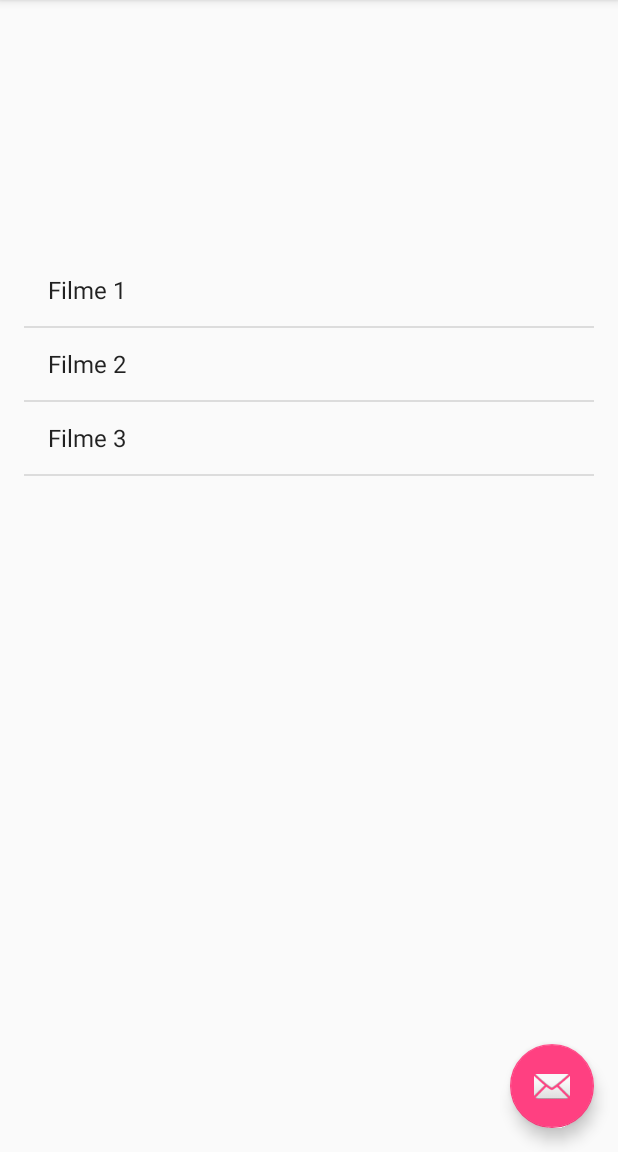
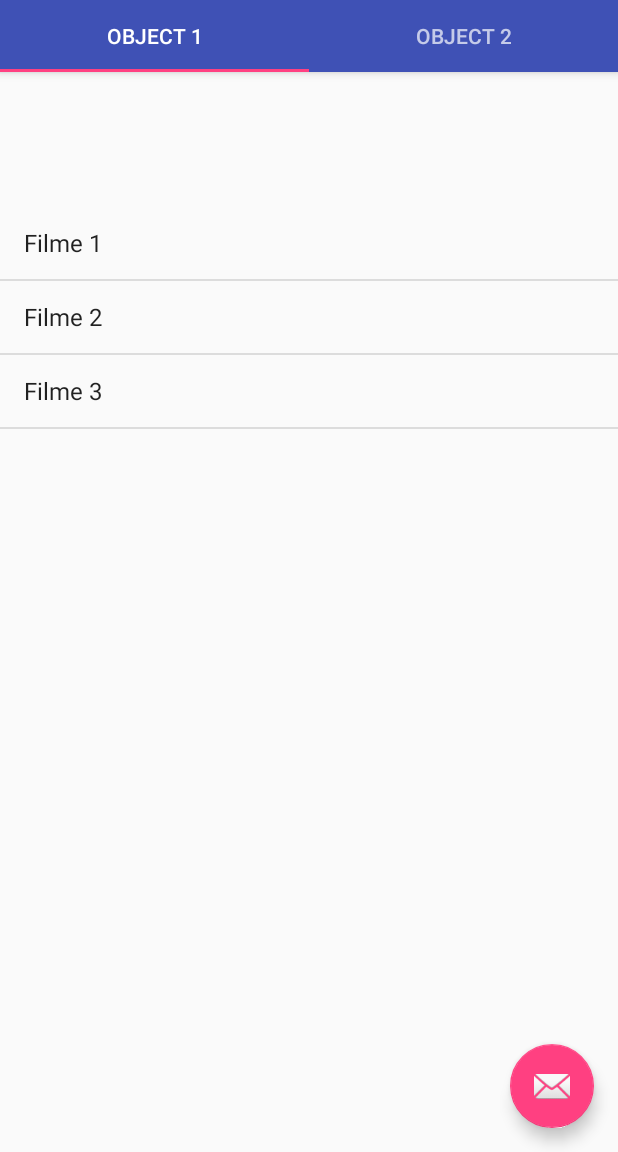
Before and after one commit to andrefboliveira/CineRush, an Android app: the DrawerActivity screen opened directly, with no data from a screen before it, on a phone screen of 412 x 824 dp, the part 84-1236 px from its top. Run offline under Robolectric (Android 15) with nearby library versions, the phone set to English and light mode, and no system bars.

Commit message:
Adicionado swipe view

```diff
--- a/app/src/main/java/pt/ulisboa/ciencias/cinerush/DrawerActivity.java
+++ b/app/src/main/java/pt/ulisboa/ciencias/cinerush/DrawerActivity.java
@@ -5,7 +5,9 @@
 import android.os.Bundle;
 import android.support.design.widget.FloatingActionButton;
 import android.support.design.widget.Snackbar;
+import android.support.design.widget.TabLayout;
 import android.support.v4.app.Fragment;
+import android.support.v4.view.ViewPager;
 import android.view.View;
 import android.support.design.widget.NavigationView;
 import android.support.v4.view.GravityCompat;
@@ -16,8 +18,13 @@
 import android.view.Menu;
 import android.view.MenuItem;
 
+
 public class DrawerActivity extends AppCompatActivity
         implements NavigationView.OnNavigationItemSelectedListener, MainMoviesFragment.OnFragmentInteractionListener {
+
+    private DrawerLayout mDrawerLayout;
+    private SectionsPagerAdapter mSectionsPagerAdapter;
+    private ViewPager mViewPager;
 
     @Override
     protected void onCreate(Bundle savedInstanceState) {
@@ -25,6 +32,17 @@
         setContentView(R.layout.activity_drawer);
         Toolbar toolbar = (Toolbar) findViewById(R.id.toolbar);
         setSupportActionBar(toolbar);
+
+        mSectionsPagerAdapter = new SectionsPagerAdapter(this, getSupportFragmentManager());
+
+        // Set up the ViewPager with the sections adapter.
+        mViewPager = (ViewPager) findViewById(R.id.pager);
+        mViewPager.setAdapter(mSectionsPagerAdapter);
+
+        // Set up the tabs for ViewPager
+        TabLayout tabLayout = (TabLayout) findViewById(R.id.tabLayout);
+        tabLayout.setupWithViewPager(mViewPager);
+
 
 //        FloatingActionButton fab = (FloatingActionButton) findViewById(R.id.fab);
 //        fab.setOnClickListener(new View.OnClickListener() {
@@ -44,9 +62,7 @@
         NavigationView navigationView = (NavigationView) findViewById(R.id.nav_view);
         navigationView.setNavigationItemSelectedListener(this);
 
-        Fragment mainMovies = new MainMoviesFragment();
-        getSupportFragmentManager().beginTransaction()
-                .add(R.id.fragment_container, mainMovies).commit();
+
     }
 
     @Override
--- /dev/null
+++ b/app/src/main/java/pt/ulisboa/ciencias/cinerush/SectionsPagerAdapter.java
@@ -0,0 +1,65 @@
+package pt.ulisboa.ciencias.cinerush;
+
+/**
+ * Created by andre on 10/11/2016.
+ */
+import android.content.Context;
+import android.support.v4.app.Fragment;
+import android.support.v4.app.FragmentManager;
+import android.support.v4.app.FragmentPagerAdapter;
+
+import java.util.Locale;
+
+/**
+ * A {@link FragmentPagerAdapter} that returns a fragment corresponding to
+ * one of the sections/tabs/pages.
+ */
+public class SectionsPagerAdapter extends FragmentPagerAdapter {
+
+    protected Context mContext;
+
+    public SectionsPagerAdapter(Context context, FragmentManager fm) {
+        super(fm);
+        mContext = context;
+    }
+
+
+
+    @Override
+    public Fragment getItem(int position) {
+        // getItem is called to instantiate the fragment for the given page.
+        // Return a DummySectionFragment (defined as a static inner class
+        // below) with the page number as its lone argument.
+        return new MainMoviesFragment();
+    /*
+        switch(position) {
+           case 0:
+
+                return new MainMoviesFragment();
+           /* case 1:
+                return new FriendsFragment();
+        }
+
+        return null;
+    */
+    }
+
+    @Override
+    public int getCount() {
+        return 2;
+    }
+
+    @Override
+    public CharSequence getPageTitle(int position) {
+        Locale l = Locale.getDefault();
+        return "OBJECT " + (position + 1);
+        /*switch (position) {
+            /case 0:
+                return mContext.getString(R.string.title_section1).toUpperCase(l);
+            case 1:
+                return mContext.getString(R.string.title_section2).toUpperCase(l);
+       }
+       */
+
+    }
+}
--- a/app/src/main/res/layout/app_bar_drawer.xml
+++ b/app/src/main/res/layout/app_bar_drawer.xml
@@ -1,17 +1,22 @@
 <?xml version="1.0" encoding="utf-8"?>
-<android.support.design.widget.CoordinatorLayout xmlns:android="http://schemas.android.com/apk/res/android"
+<android.support.design.widget.CoordinatorLayout
+    xmlns:android="http://schemas.android.com/apk/res/android"
     xmlns:app="http://schemas.android.com/apk/res-auto"
     xmlns:tools="http://schemas.android.com/tools"
     android:layout_width="match_parent"
     android:layout_height="match_parent"
     android:fitsSystemWindows="true"
     tools:context="pt.ulisboa.ciencias.cinerush.DrawerActivity">
+    <LinearLayout
+        android:id="@+id/content"
+        android:layout_width="match_parent"
+        android:layout_height="match_parent"
+        android:orientation="vertical">
 
-    <android.support.design.widget.AppBarLayout
-        android:layout_width="match_parent"
-        android:layout_height="wrap_content"
-        android:theme="@style/AppTheme.AppBarOverlay">
-
+        <android.support.design.widget.AppBarLayout
+            android:layout_width="match_parent"
+            android:layout_height="wrap_content"
+            android:theme="@style/AppTheme.AppBarOverlay">
         <android.support.v7.widget.Toolbar
             android:id="@+id/toolbar"
             android:layout_width="match_parent"
@@ -19,7 +24,27 @@
             android:background="?attr/colorPrimary"
             app:popupTheme="@style/AppTheme.PopupOverlay" />
 
+
+        <android.support.design.widget.TabLayout
+            android:id="@+id/tabLayout"
+            android:layout_width="match_parent"
+            android:layout_height="match_parent"
+            android:elevation="5dp"
+            app:theme="@style/ThemeOverlay.AppCompat.Dark"
+            app:layout_scrollFlags="scroll|enterAlways"
+            tools:ignore="UnusedAttribute" />
+        <!--
+            android:background="@drawable/tablayout"
+            -->
     </android.support.design.widget.AppBarLayout>
+    <android.support.v4.view.ViewPager
+        android:id="@+id/pager"
+        android:layout_width="match_parent"
+        android:layout_height="0dp"
+        android:layout_weight="1">
+
+    </android.support.v4.view.ViewPager>
+</LinearLayout>
 
     <include layout="@layout/content_drawer" />
 
--- a/app/src/main/res/layout/content_drawer.xml
+++ b/app/src/main/res/layout/content_drawer.xml
@@ -20,6 +20,11 @@
         android:layout_centerHorizontal="true"
         android:layout_marginTop="63dp"
         android:id="@+id/fragment_container">
+        <android.support.v4.view.ViewPager
+            xmlns:android="http://schemas.android.com/apk/res/android"
+            android:id="@+id/pager"
+            android:layout_width="match_parent"
+            android:layout_height="match_parent" />
 
     </FrameLayout>
 </RelativeLayout>
```
Also changed, not shown: app/src/main/res/layout/activity_drawer.xml (+9 -5 lines).
